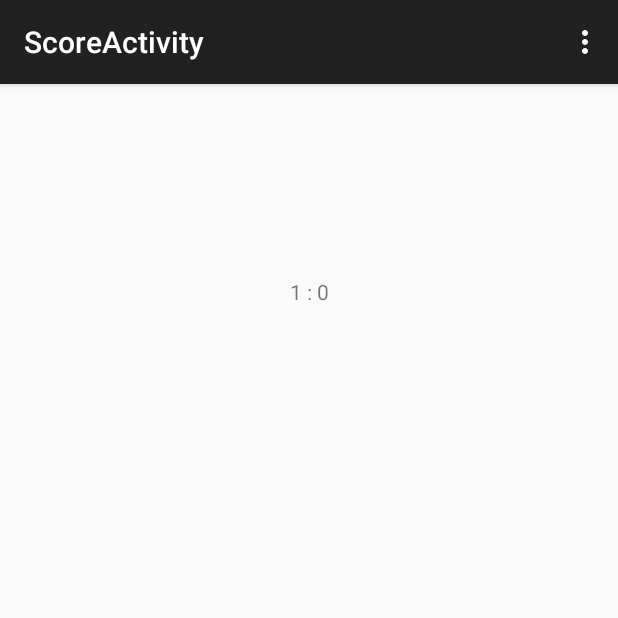
After one commit to Eraol/RogueZombie, an Android app: the ScoreActivity screen opened directly, with no data from a screen before it, on a phone screen of 412 x 824 dp, the top half of it. The commit adds this screen. Run offline under Robolectric (Android 15) with nearby library versions, the phone set to English and light mode, and no system bars.

Commit message:
ajout page regle et score, debut du sous-menu

```diff
--- /dev/null
+++ b/app/src/main/java/fr/iutlens/roguezombie/ScoreActivity.java
@@ -0,0 +1,49 @@
+package fr.iutlens.roguezombie;
+
+import android.content.SharedPreferences;
+import android.support.v7.app.ActionBarActivity;
+import android.os.Bundle;
+import android.view.Menu;
+import android.view.MenuItem;
+import android.view.Window;
+import android.view.WindowManager;
+import android.widget.TextView;
+
+
+public class ScoreActivity extends ActionBarActivity {
+
+    @Override protected void onCreate(Bundle savedInstanceState) {
+        super.onCreate(savedInstanceState);
+        this.requestWindowFeature(Window.FEATURE_NO_TITLE);
+
+        setContentView(R.layout.activity_score);
+        //Remove notification bar
+        this.getWindow().setFlags(WindowManager.LayoutParams.FLAG_FULLSCREEN, WindowManager.LayoutParams.FLAG_FULLSCREEN);
+        SharedPreferences settings = getSharedPreferences("scoreOr", 0);
+        SharedPreferences settings2 = getSharedPreferences("scoreEnvoyer", 0);
+        int DernierScore = settings2.getInt("scoreEnvoyer",0);
+        int MeilleurScore = settings.getInt("scoreOr",0);
+
+
+
+        if(DernierScore > MeilleurScore){
+            ((TextView) findViewById(R.id.textScore1)).setText("1 : "+DernierScore);
+            SharedPreferences.Editor editor = settings.edit();
+            editor.putInt("scoreEnvoyer", MeilleurScore);
+            // Commit the edits!
+            editor.commit();
+        }
+        else{
+            ((TextView) findViewById(R.id.textScore1)).setText("1 : "+MeilleurScore);
+        }
+    }
+
+    @Override
+    public boolean onCreateOptionsMenu(Menu menu) {
+        // Inflate the menu; this adds items to the action bar if it is present.
+        getMenuInflater().inflate(R.menu.menu_score, menu);
+        return true;
+    }
+
+
+    }
--- a/app/src/main/res/layout/activity_main.xml
+++ b/app/src/main/res/layout/activity_main.xml
@@ -26,7 +26,7 @@
         android:layout_above="@+id/joystick" />
 
     <view
-        android:layout_width="120dp"
+        android:layout_width="150dp"
         android:layout_height="120dp"
         class="fr.iutlens.roguezombie.joystick.JoystickView"
         android:id="@+id/joystick"
--- /dev/null
+++ b/app/src/main/res/layout/activity_score.xml
@@ -0,0 +1,35 @@
+<LinearLayout xmlns:android="http://schemas.android.com/apk/res/android"
+    xmlns:tools="http://schemas.android.com/tools"
+    android:layout_width="match_parent"
+    android:layout_height="match_parent"
+
+    android:paddingLeft="@dimen/activity_horizontal_margin"
+    android:paddingRight="@dimen/activity_horizontal_margin"
+    android:paddingTop="@dimen/activity_vertical_margin"
+    android:paddingBottom="@dimen/activity_vertical_margin"
+    tools:context="fr.iutlens.roguezombie.ScoreActivity"
+    android:orientation="vertical">
+
+
+    <TextView
+        android:id="@+id/textScore1"
+        android:layout_width="match_parent"
+        android:layout_height="0dp"
+        android:layout_weight="1"
+        android:gravity="center" />
+
+    <TextView
+        android:id="@+id/textScore2"
+        android:layout_width="match_parent"
+        android:layout_height="0dp"
+        android:layout_weight="1"
+        android:gravity="center" />
+
+    <TextView
+        android:id="@+id/textScore3"
+        android:layout_width="match_parent"
+        android:layout_height="0dp"
+        android:layout_weight="1"
+        android:gravity="center" />
+
+</LinearLayout>
--- /dev/null
+++ b/app/src/main/res/menu/menu_score.xml
@@ -0,0 +1,7 @@
+<menu xmlns:android="http://schemas.android.com/apk/res/android"
+    xmlns:app="http://schemas.android.com/apk/res-auto"
+    xmlns:tools="http://schemas.android.com/tools"
+    tools:context="fr.iutlens.roguezombie.ScoreActivity">
+    <item android:id="@+id/action_settings" android:title="@string/action_settings"
+        android:orderInCategory="100" app:showAsAction="never" />
+</menu>
--- a/app/src/main/res/values/strings.xml
+++ b/app/src/main/res/values/strings.xml
@@ -5,5 +5,7 @@
     <string name="hello_world">Hello world!</string>
     <string name="action_settings">Settings</string>
     <string name="title_activity_accueil">Accueil</string>
+    <string name="title_activity_score">ScoreActivity</string>
+    <string name="title_activity_regles">ReglesActivity</string>
 
 </resources>
```
Also changed, not shown: app/src/main/AndroidManifest.xml (+8 -0 lines), app/src/main/java/fr/iutlens/roguezombie/Accueil.java (+24 -1 lines), app/src/main/java/fr/iutlens/roguezombie/room/sprite/FuyardSprite.java (+3 -4 lines), app/src/main/res/layout/activity_regles.xml (added, +12 -0 lines), app/src/main/res/menu/menu_regles.xml (added, +7 -0 lines).
